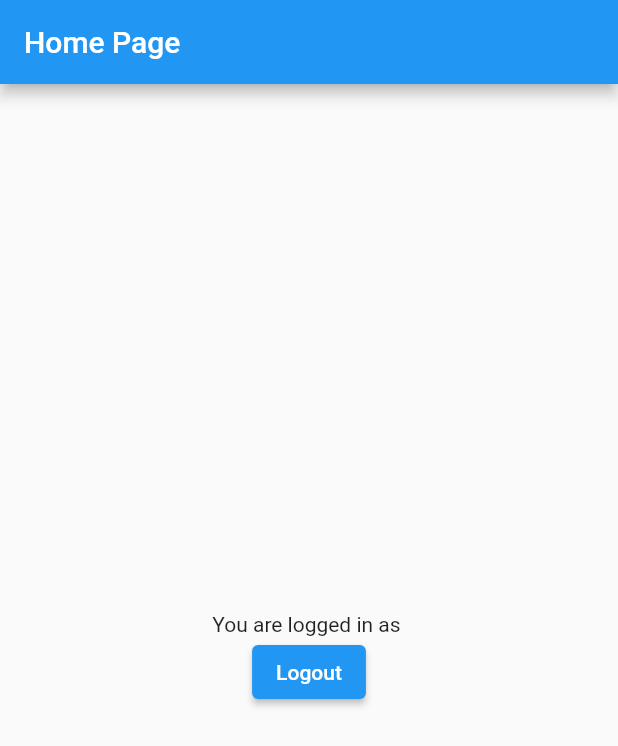
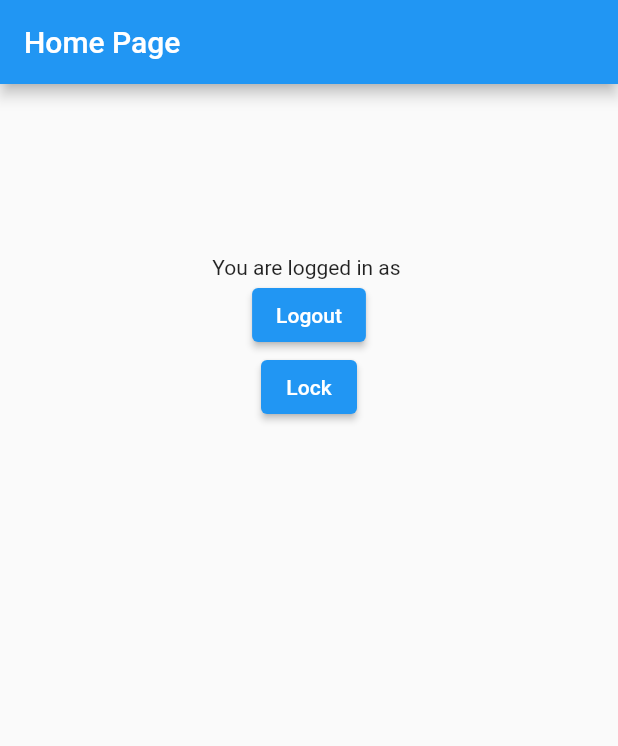
Before and after one commit to JUANITOTELO/KeystoneProject, a Flutter app: the screen it shows once a user with an empty profile is signed in, on a phone screen of 412 x 824 dp. Shown: the top 746 px of the screen. Run offline on Flutter 3.47's test engine with Material 2 defaults, Android fonts, the light colour scheme and no system bars; our stand-ins replace firebase_auth, firebase_core, firebase_database, fluttertoast; accounts and stored records are empty; network calls fail.

Commit message:
added gps and lock options

```diff
--- a/lib/authPage/login_page.dart
+++ b/lib/authPage/login_page.dart
@@ -7,10 +7,10 @@ class LoginPage extends StatefulWidget {
   const LoginPage({super.key});
 
   @override
-  _LoginPageState createState() => _LoginPageState();
+  LoginPageState createState() => LoginPageState();
 }
 
-class _LoginPageState extends State<LoginPage> {
+class LoginPageState extends State<LoginPage> {
   final _emailController = TextEditingController();
   final _passwordController = TextEditingController();
 
--- a/lib/authPage/register_page.dart
+++ b/lib/authPage/register_page.dart
@@ -8,10 +8,10 @@ class RegisterPage extends StatefulWidget {
   const RegisterPage({super.key});
 
   @override
-  _RegisterPageState createState() => _RegisterPageState();
+  RegisterPageState createState() => RegisterPageState();
 }
 
-class _RegisterPageState extends State<RegisterPage> {
+class RegisterPageState extends State<RegisterPage> {
   final _emailController = TextEditingController();
   final _passwordController = TextEditingController();
   final _confirmPasswordController = TextEditingController();
--- a/lib/home/home.dart
+++ b/lib/home/home.dart
@@ -1,6 +1,7 @@
 // Path: lib/home/home.dart
 import 'package:flutter/material.dart';
 import 'package:firebase_auth/firebase_auth.dart';
+import 'package:firebase_database/firebase_database.dart';
 import 'package:firebase_core/firebase_core.dart';
 
 class HomePage extends StatefulWidget {
@@ -11,10 +12,18 @@ class HomePage extends StatefulWidget {
 }
 
 class _HomePageState extends State<HomePage> {
+  DatabaseReference gpsRef = FirebaseDatabase.instance.ref(
+      "users/${FirebaseAuth.instance.currentUser!.uid}/gps/${DateTime.now().day}${DateTime.now().month}${DateTime.now().year}");
+  DatabaseReference lockRef = FirebaseDatabase.instance
+      .ref("users/${FirebaseAuth.instance.currentUser!.uid}/p1");
+  bool lockStatus = false;
+  List<String> coordinates = [];
   @override
   void initState() {
     super.initState();
     Firebase.initializeApp();
+    _listenToChanges(gpsRef);
+    _lockStatus(lockRef);
   }
 
   void _logout() async {
@@ -22,8 +31,50 @@ class _HomePageState extends State<HomePage> {
     Navigator.pushReplacementNamed(context, '/login');
   }
 
+  void _lockButton(DatabaseReference ref) async {
+    ref.get().then((DataSnapshot? snapshot) {
+      if (snapshot != null) {
+        print(snapshot.value);
+        setState(() {
+          if (snapshot.value == false) {
+            ref.set(true);
+            lockStatus = true;
+          } else {
+            ref.set(false);
+            lockStatus = false;
+          }
+        });
+      }
+    });
+  }
+
+  void _lockStatus(DatabaseReference ref) async {
+    ref.get().then((DataSnapshot? snapshot) {
+      if (snapshot != null) {
+        setState(() {
+          lockStatus = snapshot.value as bool;
+        });
+      }
+    });
+  }
+
+  // listen to changes in the database
+  void _listenToChanges(DatabaseReference ref) {
+    ref.onValue.listen((event) {
+      Map<Object?, Object?> myMap =
+          event.snapshot.value as Map<Object?, Object?>;
+      setState(() {
+        coordinates = myMap.entries
+            .map((entry) => '${entry.key}:${entry.value}')
+            .toList();
+      });
+    });
+  }
+
   @override
   Widget build(BuildContext context) {
+    double screenWidth = MediaQuery.of(context).size.width;
+    double screenHeight = MediaQuery.of(context).size.height;
     return Scaffold(
       appBar: AppBar(
         title: const Text('Home Page'),
@@ -38,9 +89,48 @@ class _HomePageState extends State<HomePage> {
               onPressed: _logout,
               child: const Text('Logout'),
             ),
+            ElevatedButton(
+              onPressed: () {
+                _lockButton(lockRef);
+              },
+              child: Text(lockStatus ? 'Unlock' : 'Lock'),
+            ),
+            Padding(
+              padding: const EdgeInsets.all(8.0),
+              child: SizedBox(
+                  height: screenHeight * 0.5,
+                  width: screenWidth,
+                  child: CoordinatesList(
+                    items: coordinates,
+                  )),
+            ),
           ],
         ),
       ),
     );
   }
 }
+
+class CoordinatesList extends StatefulWidget {
+  final List<String> items;
+  const CoordinatesList({required this.items, Key? key}) : super(key: key);
+  @override
+  State<CoordinatesList> createState() => _CoordinatesListState();
+}
+
+class _CoordinatesListState extends State<CoordinatesList> {
+  @override
+  Widget build(BuildContext context) {
+    return ListView.builder(
+      physics: const BouncingScrollPhysics(),
+      itemCount: widget.items.length,
+      itemBuilder: (context, index) {
+        return ListTile(
+          title: Text(widget.items[index].split(':')[0]),
+          subtitle: Text(
+              "Latitude: ${widget.items[index].split(':')[1].split(',')[0]}\nLongitude: ${widget.items[index].split(':')[1].split(',')[1]}"),
+        );
+      },
+    );
+  }
+}
--- a/pubspec.yaml
+++ b/pubspec.yaml
@@ -39,6 +39,8 @@ dependencies:
   fluttertoast: ^8.2.1
   firebase_auth: ^4.4.0
   shared_preferences: ^2.1.0
+  firebase_database: ^10.2.1
+  flutter_map: ^4.0.0
 
 dev_dependencies:
   flutter_test:
```
Also changed, not shown: pubspec.lock, 5 other files.
